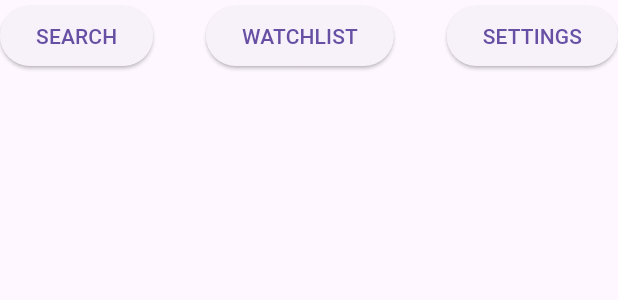
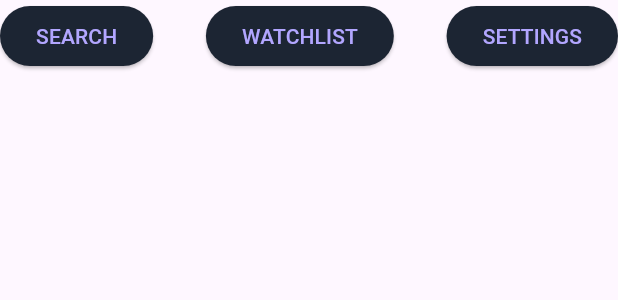
Before and after one commit to ciotirnaealexandru/flick-pick, a Flutter app: the Navbar widget shown alone on an empty page, opened directly, on a phone screen of 412 x 824 dp. Shown: the top 300 px of the screen. Run offline on Flutter 3.47's test engine with Material 3 defaults, Android fonts, the phone set to English and light mode, and no system bars; our stand-ins replace flutter_dotenv, flutter_secure_storage; accounts and stored records are empty; network calls fail.

Commit message:
Revamp color scheme for flutter search tab
Signed-off-by: Ciotirnae Alexandru-Cosmin <ciotirnae.alexandru005@gmail.com>

```diff
--- a/frontend/lib/components/navbar.dart
+++ b/frontend/lib/components/navbar.dart
@@ -9,23 +9,47 @@ class Navbar extends StatelessWidget {
       mainAxisAlignment: MainAxisAlignment.spaceBetween,
       children: [
         ElevatedButton(
+          style: ButtonStyle(
+            backgroundColor: WidgetStatePropertyAll(
+              Color.fromARGB(255, 28, 37, 51),
+            ),
+          ),
           onPressed: () {
             // use this temporarily to return to login
             Navigator.pushReplacementNamed(context, '/login');
           },
-          child: Text("SEARCH"),
+          child: Text(
+            "SEARCH",
+            style: TextStyle(color: const Color.fromARGB(255, 178, 166, 255)),
+          ),
         ),
         ElevatedButton(
+          style: ButtonStyle(
+            backgroundColor: WidgetStatePropertyAll(
+              Color.fromARGB(255, 28, 37, 51),
+            ),
+          ),
           onPressed: () {
             Navigator.pushReplacementNamed(context, '/search');
           },
-          child: Text("WATCHLIST"),
+          child: Text(
+            "WATCHLIST",
+            style: TextStyle(color: const Color.fromARGB(255, 178, 166, 255)),
+          ),
         ),
         ElevatedButton(
+          style: ButtonStyle(
+            backgroundColor: WidgetStatePropertyAll(
+              Color.fromARGB(255, 28, 37, 51),
+            ),
+          ),
           onPressed: () {
             Navigator.pushReplacementNamed(context, '/search');
           },
-          child: Text("SETTINGS"),
+          child: Text(
+            "SETTINGS",
+            style: TextStyle(color: const Color.fromARGB(255, 178, 166, 255)),
+          ),
         ),
       ],
     );
--- a/frontend/lib/main.dart
+++ b/frontend/lib/main.dart
@@ -24,7 +24,7 @@ class _MyAppState extends State<MyApp> {
       debugShowCheckedModeBanner: false,
       title: 'Flick Pick',
       theme: ThemeData(
-        primaryColor: Color(0xFF745FFF),
+        primaryColor: Color.fromRGBO(116, 95, 255, 1),
         textTheme: TextTheme(titleLarge: const TextStyle(fontSize: 30)),
         appBarTheme: AppBarTheme(iconTheme: IconThemeData(color: Colors.white)),
       ),
```
Also changed, not shown: frontend/lib/pages/search.dart (+8 -12 lines).
